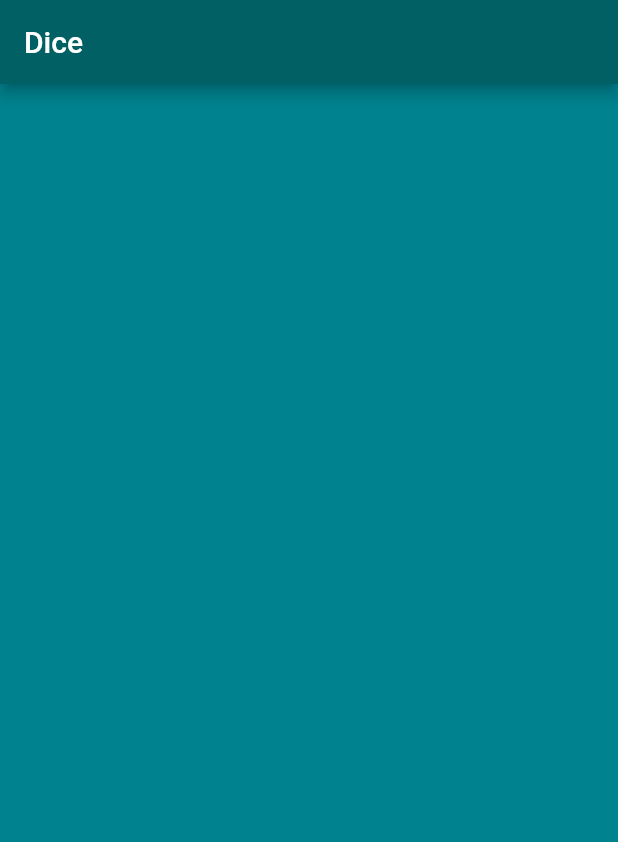
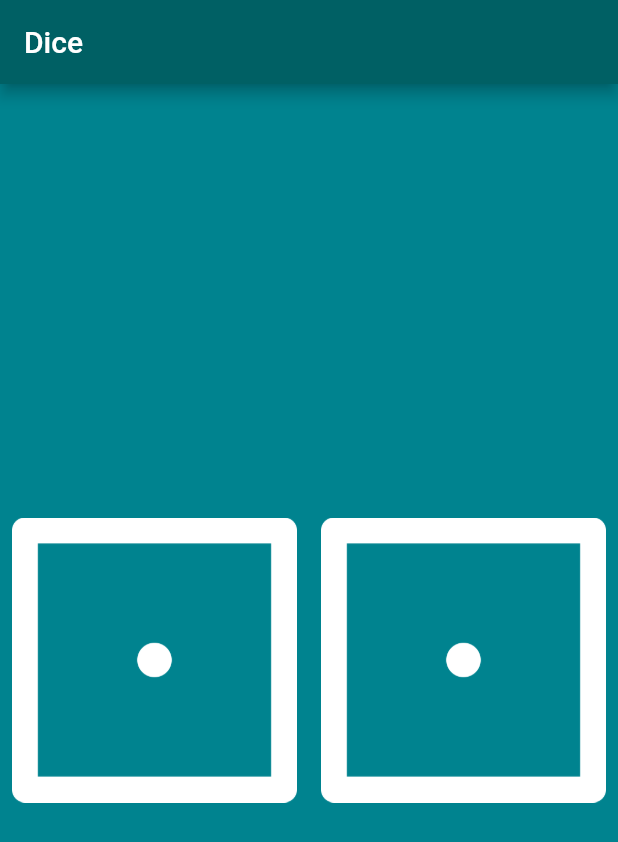
Before and after one commit to SayedNawid/dice_project, a Flutter app: the screen it shows after launch, on a phone screen of 412 x 824 dp. Shown: the top 842 px of the screen. Run offline on Flutter 3.47's test engine with Material 2 defaults, Android fonts, the phone set to English and light mode, and no system bars.

Commit message:
finished project

```diff
--- a/lib/main.dart
+++ b/lib/main.dart
@@ -1,23 +1,63 @@
 import 'package:flutter/material.dart';
+import 'dart:math';
 
 void main() {
-  runApp(
-    MaterialApp(
-      home: Scaffold(
-        backgroundColor: Colors.cyan.shade800,
-        appBar: AppBar(
-          title: Text('Dice'),
-          backgroundColor: Colors.cyan.shade900,
-        ),
-        body: DicePage(),
+  runApp(MaterialApp(
+    debugShowCheckedModeBanner: false,
+    home: Scaffold(
+      backgroundColor: Colors.cyan.shade800,
+      appBar: AppBar(
+        title: Text("Dice"),
+        backgroundColor: Colors.cyan.shade900,
       ),
+      body: DicePage(),
     ),
-  );
+  ));
 }
 
-class DicePage extends StatelessWidget {
+class DicePage extends StatefulWidget {
+  const DicePage({super.key});
+
+  @override
+  State<DicePage> createState() => _DicePageState();
+}
+
+class _DicePageState extends State<DicePage> {
+  int leftCountBtn = 1;
+  int rightCountBtn = 1;
+
+  void callBack() {
+    setState(() {
+      leftCountBtn = Random().nextInt(6) + 1;
+      rightCountBtn = Random().nextInt(6) + 1;
+    });
+  }
+
   @override
   Widget build(BuildContext context) {
-    return Container();
+    return Center(
+      child: Row(
+        children: [
+          Expanded(
+            child: TextButton(
+              onPressed: () {
+                callBack();
+              },
+              child: Image.asset('images/dice$leftCountBtn.png'),
+            ),
+          ),
+          Expanded(
+            child: TextButton(
+              onPressed: () {
+                setState(() {
+                  callBack();
+                });
+              },
+              child: Image.asset("images/dice$rightCountBtn.png"),
+            ),
+          ),
+        ],
+      ),
+    );
   }
 }
```
